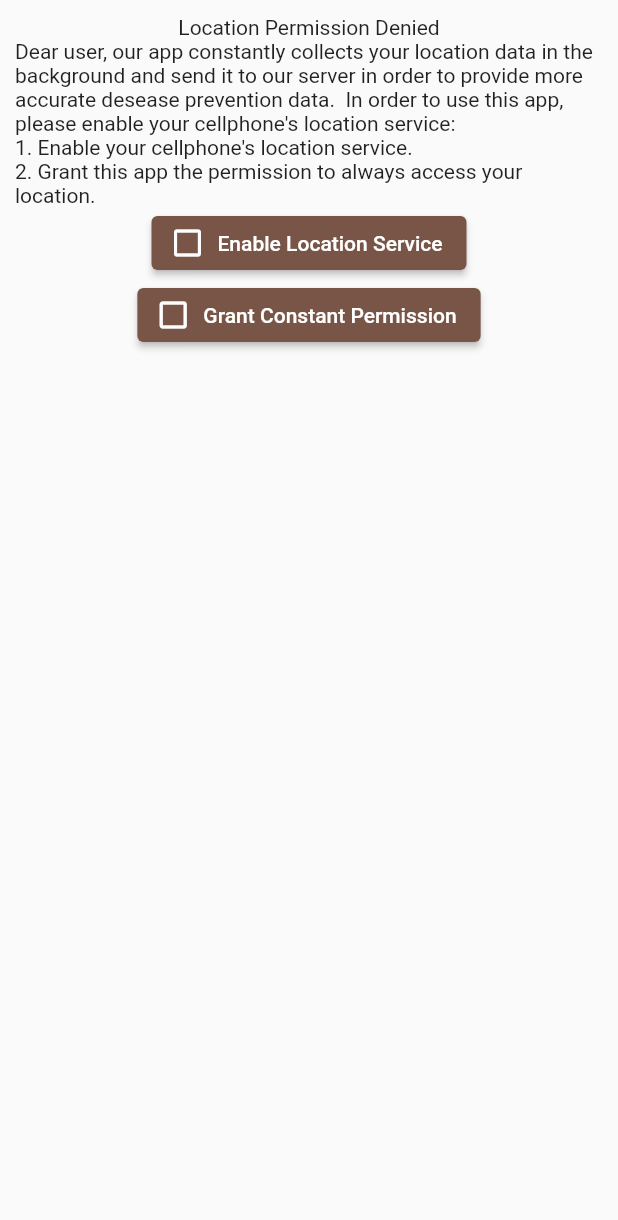
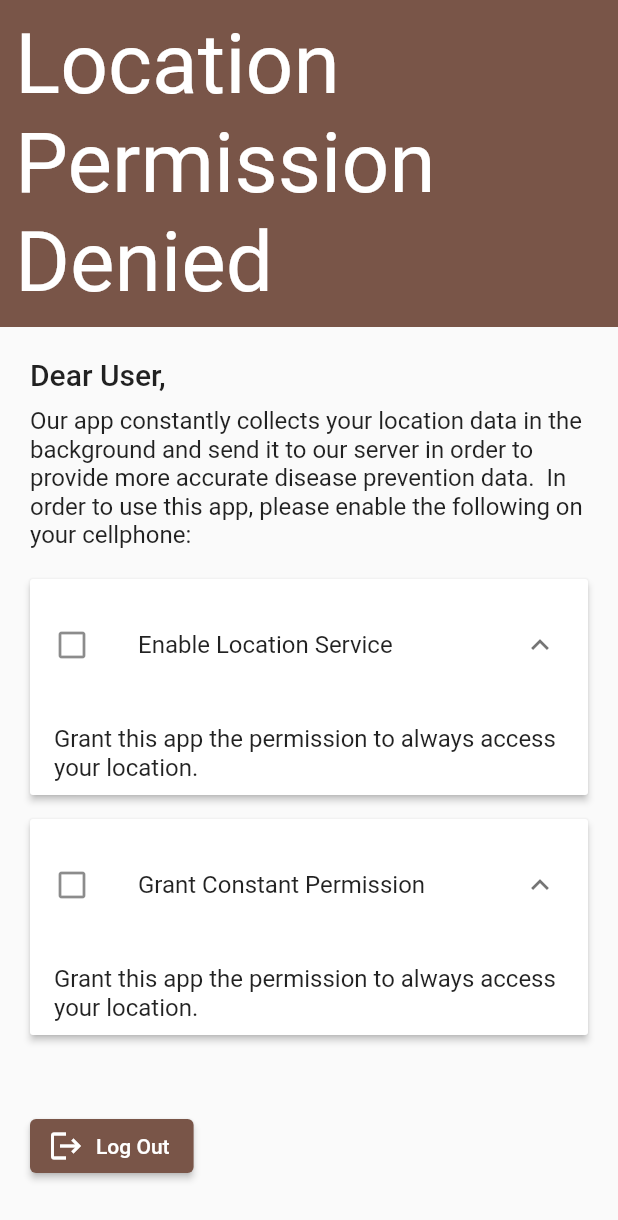
Before and after one commit to JasonJOCKKY/TrackingApp, a Flutter app: the screen it shows after launch, on a phone screen of 412 x 824 dp. Shown: the top 1220 px of the screen. Run offline on Flutter 3.47's test engine with Material 2 defaults, Android fonts, the phone set to English and light mode, and no system bars; our stand-ins replace geolocator, google_maps_flutter, sliding_up_panel.

Commit message:
Permission Page Layout

```diff
--- a/tracking_app/lib/pages/patient-permission-page.dart
+++ b/tracking_app/lib/pages/patient-permission-page.dart
@@ -1,3 +1,5 @@
+import 'dart:developer';
+
 import 'package:flutter/cupertino.dart';
 import 'package:flutter/material.dart';
 
@@ -14,47 +16,103 @@ class _PatientPermissionPageState extends State<PatientPermissionPage> {
   @override
   Widget build(BuildContext context) {
     return Scaffold(
-      appBar: AppBar(
-        toolbarHeight: 0,
-      ),
-      body: Padding(
-        padding: const EdgeInsets.all(10.0),
+      body: SingleChildScrollView(
         child: Column(
           children: [
-            Text("Location Permission Denied"),
-            Text(
-                "Dear user, our app constantly collects your location data in the background and send it to our server in order to provide more accurate desease prevention data.  In order to use this app, please enable your cellphone's location service:\n1. Enable your cellphone's location service.\n2. Grant this app the permission to always access your location."),
-            SettingButton(
-              onPressed: null,
-              lable: "Enable Location Service",
-            ),
-            SettingButton(
-              onPressed: null,
-              lable: "Grant Constant Permission",
+            HeaderBar(),
+            Padding(
+              padding: EdgeInsets.fromLTRB(
+                20,
+                20,
+                20,
+                MediaQuery.of(context).padding.bottom,
+              ),
+              child: Column(
+                crossAxisAlignment: CrossAxisAlignment.start,
+                children: [
+                  Text(
+                    "Dear User,",
+                    style: Theme.of(context).textTheme.headline6,
+                  ),
+                  SizedBox(height: 10),
+                  Text(
+                    "Our app constantly collects your location data in the background and send it to our server in order to provide more accurate disease prevention data.  In order to use this app, please enable the following on your cellphone:",
+                    style: Theme.of(context).textTheme.subtitle1,
+                  ),
+                  SizedBox(height: 20),
+                  ExpansionPanelList(
+                    expansionCallback: (panelIndex, isExpanded) {
+                      log("expansion");
+                    },
+                    children: [
+                      expPanel(
+                        onTap: null,
+                        label: "Enable Location Service",
+                        icon: Icon(Icons.check_box_outline_blank),
+                        body: "Enable your cellphone's location service.",
+                      ),
+                      expPanel(
+                        onTap: null,
+                        label: "Grant Constant Permission",
+                        icon: Icon(Icons.check_box_outline_blank),
+                        body:
+                            "Grant this app the permission to always access your location.",
+                      ),
+                    ],
+                  ),
+                  SizedBox(height: 50),
+                  ElevatedButton.icon(
+                    onPressed: () {},
+                    icon: Icon(Icons.logout),
+                    label: Text("Log Out"),
+                  ),
+                  SizedBox(height: 50),
+                ],
+              ),
             ),
           ],
         ),
       ),
     );
   }
-}
 
-class SettingButton extends StatelessWidget {
-  final Function() onPressed;
-  final String lable;
-
-  const SettingButton({Key key, this.onPressed, this.lable}) : super(key: key);
-
-  @override
-  Widget build(BuildContext context) {
-    final double _width = MediaQuery.of(context).size.width - 50;
-
-    return ElevatedButton.icon(
-      onPressed: () {},
-      icon: Icon(Icons.check_box_outline_blank),
-      label: Text(lable),
-      // color: Theme.of(context).primaryColor,
-      // textColor: Theme.of(context).canvasColor,
+  // Custom build methods
+  ExpansionPanel expPanel(
+      {Function onTap, Icon icon, String label, String body}) {
+    return ExpansionPanel(
+      isExpanded: true,
+      headerBuilder: (context, isExpanded) {
+        return ListTile(
+          onTap: () {},
+          title: Text(label),
+          leading: Icon(
+            Icons.check_box_outline_blank,
+          ),
+        );
+      },
+      body: ListTile(
+        title: Text(
+            "Grant this app the permission to always access your location."),
+      ),
     );
   }
 }
+
+class HeaderBar extends StatelessWidget {
+  @override
+  Widget build(BuildContext context) {
+    double topPadding = MediaQuery.of(context).padding.top;
+
+    return Container(
+      padding: EdgeInsets.fromLTRB(10, 10 + topPadding, 10, 10),
+      child: Text(
+        "Location Permission Denied",
+        style: Theme.of(context)
+            .primaryTextTheme
+            .headline2
+            .apply(color: Colors.white),
+      ),
+      decoration: BoxDecoration(color: Theme.of(context).primaryColor),
+    );
+  }
+}
```
